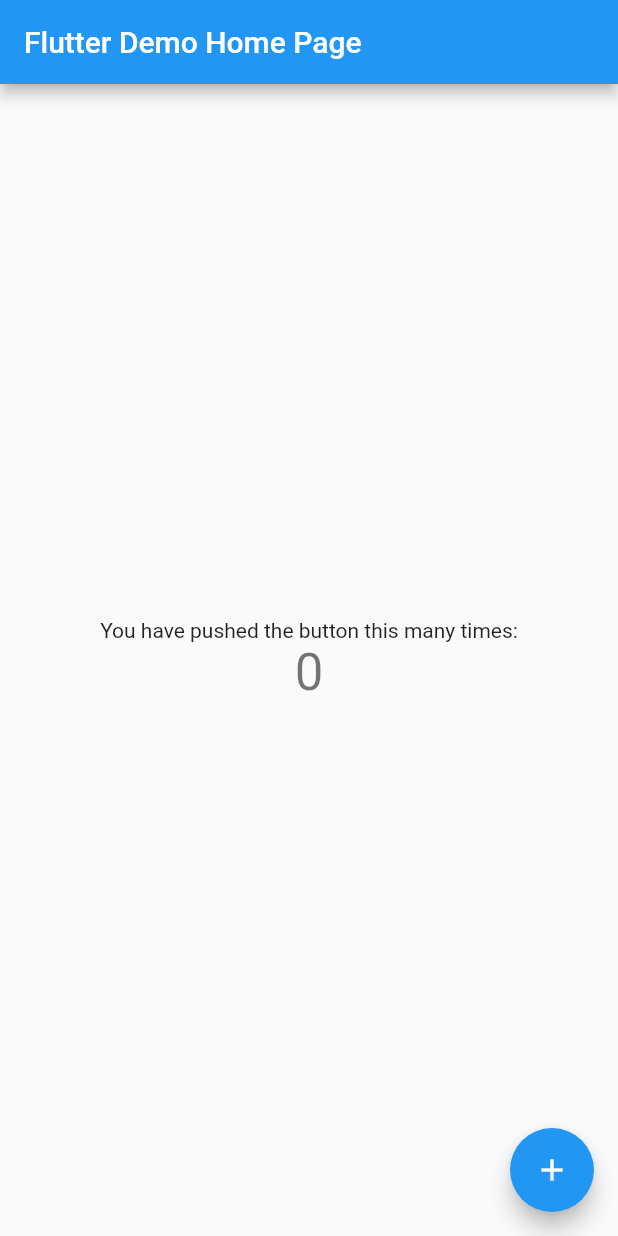
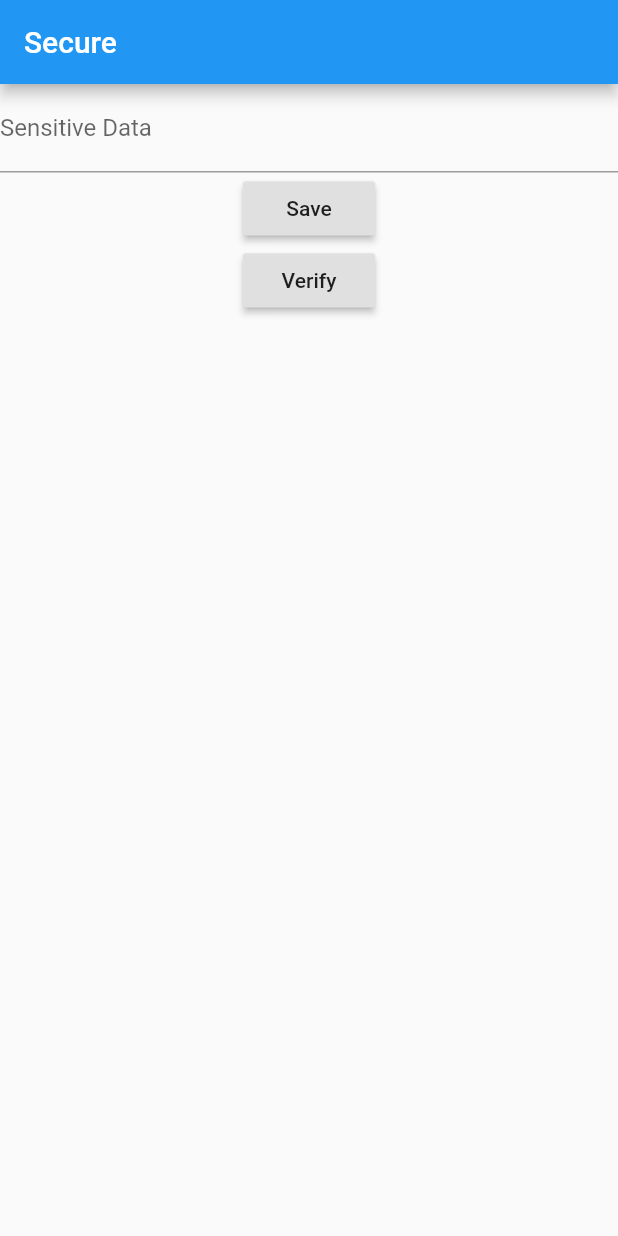
Before and after one commit to dsckiet/flutter-encrypted-client, a Flutter app: the screen it shows after launch, on a phone screen of 412 x 824 dp. Run offline on Flutter 3.47's test engine with Material 2 defaults, Android fonts, the phone set to English and light mode, and no system bars; missing offline and left inert: simple_permissions.

```diff
--- a/lib/main.dart
+++ b/lib/main.dart
@@ -1,111 +1,4 @@
 import 'package:flutter/material.dart';
+import 'src/app.dart';
 
 void main() => runApp(MyApp());
-
-class MyApp extends StatelessWidget {
-  // This widget is the root of your application.
-  @override
-  Widget build(BuildContext context) {
-    return MaterialApp(
-      title: 'Flutter Demo',
-      theme: ThemeData(
-        // This is the theme of your application.
-        //
-        // Try running your application with "flutter run". You'll see the
-        // application has a blue toolbar. Then, without quitting the app, try
-        // changing the primarySwatch below to Colors.green and then invoke
-        // "hot reload" (press "r" in the console where you ran "flutter run",
-        // or simply save your changes to "hot reload" in a Flutter IDE).
-        // Notice that the counter didn't reset back to zero; the application
-        // is not restarted.
-        primarySwatch: Colors.blue,
-      ),
-      home: MyHomePage(title: 'Flutter Demo Home Page'),
-    );
-  }
-}
-
-class MyHomePage extends StatefulWidget {
-  MyHomePage({Key key, this.title}) : super(key: key);
-
-  // This widget is the home page of your application. It is stateful, meaning
-  // that it has a State object (defined below) that contains fields that affect
-  // how it looks.
-
-  // This class is the configuration for the state. It holds the values (in this
-  // case the title) provided by the parent (in this case the App widget) and
-  // used by the build method of the State. Fields in a Widget subclass are
-  // always marked "final".
-
-  final String title;
-
-  @override
-  _MyHomePageState createState() => _MyHomePageState();
-}
-
-class _MyHomePageState extends State<MyHomePage> {
-  int _counter = 0;
-
-  void _incrementCounter() {
-    setState(() {
-      // This call to setState tells the Flutter framework that something has
-      // changed in this State, which causes it to rerun the build method below
-      // so that the display can reflect the updated values. If we changed
-      // _counter without calling setState(), then the build method would not be
-      // called again, and so nothing would appear to happen.
-      _counter++;
-    });
-  }
-
-  @override
-  Widget build(BuildContext context) {
-    // This method is rerun every time setState is called, for instance as done
-    // by the _incrementCounter method above.
-    //
-    // The Flutter framework has been optimized to make rerunning build methods
-    // fast, so that you can just rebuild anything that needs updating rather
-    // than having to individually change instances of widgets.
-    return Scaffold(
-      appBar: AppBar(
-        // Here we take the value from the MyHomePage object that was created by
-        // the App.build method, and use it to set our appbar title.
-        title: Text(widget.title),
-      ),
-      body: Center(
-        // Center is a layout widget. It takes a single child and positions it
-        // in the middle of the parent.
-        child: Column(
-          // Column is also a layout widget. It takes a list of children and
-          // arranges them vertically. By default, it sizes itself to fit its
-          // children horizontally, and tries to be as tall as its parent.
-          //
-          // Invoke "debug painting" (press "p" in the console, choose the
-          // "Toggle Debug Paint" action from the Flutter Inspector in Android
-          // Studio, or the "Toggle Debug Paint" command in Visual Studio Code)
-          // to see the wireframe for each widget.
-          //
-          // Column has various properties to control how it sizes itself and
-          // how it positions its children. Here we use mainAxisAlignment to
-          // center the children vertically; the main axis here is the vertical
-          // axis because Columns are vertical (the cross axis would be
-          // horizontal).
-          mainAxisAlignment: MainAxisAlignment.center,
-          children: <Widget>[
-            Text(
-              'You have pushed the button this many times:',
-            ),
-            Text(
-              '$_counter',
-              style: Theme.of(context).textTheme.display1,
-            ),
-          ],
-        ),
-      ),
-      floatingActionButton: FloatingActionButton(
-        onPressed: _incrementCounter,
-        tooltip: 'Increment',
-        child: Icon(Icons.add),
-      ), // This trailing comma makes auto-formatting nicer for build methods.
-    );
-  }
-}
--- /dev/null
+++ b/lib/src/app.dart
@@ -0,0 +1,16 @@
+import 'package:flutter/material.dart';
+import 'secure.dart';
+
+class MyApp extends StatelessWidget {
+  @override
+  Widget build(BuildContext context) {
+    return MaterialApp(
+      home: Scaffold(
+        appBar: AppBar(
+          title: Text("Secure"),
+        ),
+        body: SecureScreen(),
+      ),
+    );
+  }
+}
--- /dev/null
+++ b/lib/src/secure.dart
@@ -0,0 +1,150 @@
+import 'dart:io';
+
+import 'package:flutter/material.dart';
+import 'package:crypto/crypto.dart';
+import 'dart:convert';
+import 'package:path_provider/path_provider.dart';
+import 'package:simple_permissions/simple_permissions.dart';
+
+class SecureScreen extends StatefulWidget {
+  @override
+  State<StatefulWidget> createState() {
+    return SecureState();
+  }
+}
+
+class SecureState extends State<SecureScreen> {
+  String _content;
+  Digest _fileDigest;
+
+  @override
+  void initState() {
+    super.initState();
+    checkPermission().then((bool value) {
+      if (!value) {
+        requestPermission();
+      }
+    });
+  }
+
+  @override
+  Widget build(BuildContext context) {
+    return Container(
+      child: Column(
+        children: <Widget>[inputField(), writeButton(), verifyButton()],
+      ),
+    );
+  }
+
+  inputField() {
+    return TextField(
+      decoration: InputDecoration(
+          labelText: "Sensitive Data", hintText: "Sensitive Data"),
+      onSubmitted: (value) {
+        _content = value;
+      },
+      onChanged: (newValue) {
+        print(newValue);
+      },
+    );
+  }
+
+  verifyButton() {
+    return RaisedButton(
+        child: Text("Verify"),
+        onPressed: () {
+          readCounter().then((String value) {
+            Digest digest = hmac(
+                value); //The final digest which will be used for verification
+            if (digest.toString() == _fileDigest.toString()) {
+              //Content is same
+              snackbar('Data is correct.');
+            } else {
+              //Someone changed the content
+              snackbar('You trying to cheat.');
+            }
+          });
+        });
+  }
+
+  void snackbar(String msg) {
+    final snackBar = SnackBar(
+      content: Text(msg),
+      action: SnackBarAction(
+        label: 'Dismiss',
+        onPressed: () {
+          // Some code to undo the change!
+        },
+      ),
+    );
+
+    // Find the Scaffold in the Widget tree and use it to show a SnackBar!
+    Scaffold.of(context).showSnackBar(snackBar);
+  }
+
+  writeButton() {
+    return RaisedButton(
+        child: Text("Save"),
+        onPressed: () {
+          print("Write Button $_content");
+          String body = """
+          {"user_details":{"name":"Sagar","age": "25""email":"sagarsuri56@gmail.com","current_level": $_content}}
+          """;
+          _content = body;
+          writeCounter(_content);
+          Digest digest = hmac(
+              _content); //The final digest which will be used for verification
+          _fileDigest = digest;
+        });
+  }
+
+  Digest hmac(String data) {
+    var key = utf8.encode("p@ssw0rd"); //Secret key used for authentication
+    var bytes = utf8.encode(data);
+    var hmacSha256 = new Hmac(sha256, key);
+    Digest digest = hmacSha256
+        .convert(bytes); //The final digest which will be used for verification
+    return digest;
+  }
+}
+
+Future<String> get _localPath async {
+  final directory = await getExternalStorageDirectory();
+  print("directory ${directory.path}");
+  return directory.path;
+}
+
+Future<File> get _localFile async {
+  final path = await _localPath;
+  return File('$path/config.txt');
+}
+
+writeCounter(String content) async {
+  final file = await _localFile;
+  // Write the file
+  await file.writeAsString('$content');
+}
+
+Future<String> readCounter() async {
+  try {
+    final file = await _localFile;
+
+    // Read the file
+    String contents = await file.readAsString();
+
+    return contents;
+  } catch (e) {
+    // If we encounter an error, return empty string
+    return "";
+  }
+}
+
+Future<bool> checkPermission() async {
+  bool res =
+      await SimplePermissions.checkPermission(Permission.WriteExternalStorage);
+  return res;
+}
+
+requestPermission() async {
+  await SimplePermissions.requestPermission(Permission.WriteExternalStorage);
+}
```
Also changed, not shown: pubspec.yaml (+6 -49 lines), 5 other files.
